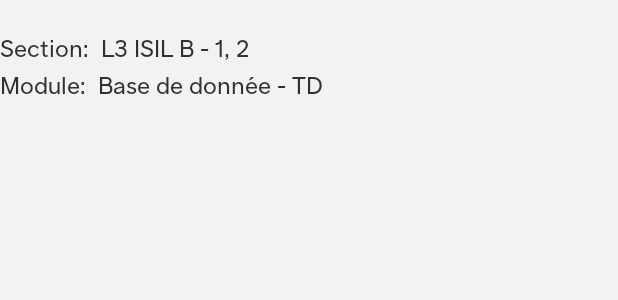
After one commit to abderrahmane-salmi/Studynet, an Android app: the layout layout_assignment.xml on its own in the app's theme, with its tools: preview values and no code run, on a phone screen of 412 x 824 dp. The commit adds this screen. Shown: the top 300 px of the screen. Run offline under Robolectric (Android 15) with nearby library versions, the phone set to English and light mode, and no system bars.

Commit message:
Assignment layout + adapter.

```diff
--- /dev/null
+++ b/app/src/main/res/layout/layout_assignment.xml
@@ -0,0 +1,115 @@
+<?xml version="1.0" encoding="utf-8"?>
+<androidx.constraintlayout.widget.ConstraintLayout
+    xmlns:android="http://schemas.android.com/apk/res/android"
+    xmlns:app="http://schemas.android.com/apk/res-auto"
+    xmlns:tools="http://schemas.android.com/tools"
+    android:layout_width="match_parent"
+    android:layout_height="match_parent"
+    android:paddingTop="20dp"
+    android:paddingBottom="20dp">
+
+<!--    Section-->
+    <TextView
+        android:id="@+id/textView1"
+        android:layout_width="wrap_content"
+        android:layout_height="wrap_content"
+        android:fontFamily="@font/tabularasa_regular"
+        android:text="@string/section1"
+        android:textColor="@color/primary_text_color"
+        android:textSize="16sp"
+        app:layout_constraintStart_toStartOf="parent"
+        app:layout_constraintTop_toTopOf="parent" />
+
+    <TextView
+        android:id="@+id/txtSection"
+        android:layout_width="wrap_content"
+        android:layout_height="wrap_content"
+        android:layout_marginStart="8dp"
+        android:fontFamily="@font/tabularasa_regular"
+        android:text="L3 ISIL B"
+        android:textColor="@color/primary_text_color"
+        android:textSize="16sp"
+        app:layout_constraintBottom_toBottomOf="@+id/textView1"
+        app:layout_constraintStart_toEndOf="@+id/textView1"
+        app:layout_constraintTop_toTopOf="@+id/textView1" />
+
+    <TextView
+        android:id="@+id/textView9"
+        android:layout_width="wrap_content"
+        android:layout_height="wrap_content"
+        android:fontFamily="@font/tabularasa_regular"
+        android:text=" - "
+        android:textColor="@color/primary_text_color"
+        android:textSize="16sp"
+        app:layout_constraintBottom_toBottomOf="@+id/txtSection"
+        app:layout_constraintStart_toEndOf="@+id/txtSection"
+        app:layout_constraintTop_toTopOf="@+id/txtSection" />
+
+    <TextView
+        android:id="@+id/txtGroups"
+        android:layout_width="wrap_content"
+        android:layout_height="wrap_content"
+        android:layout_marginEnd="16dp"
+        android:fontFamily="@font/tabularasa_regular"
+        android:text="1, 2"
+        android:textColor="@color/primary_text_color"
+        android:textSize="16sp"
+        app:layout_constraintBottom_toBottomOf="@+id/textView9"
+        app:layout_constraintEnd_toEndOf="parent"
+        app:layout_constraintHorizontal_bias="0.0"
+        app:layout_constraintStart_toEndOf="@+id/textView9"
+        app:layout_constraintTop_toTopOf="@+id/textView9" />
+
+<!--    Module-->
+    <TextView
+        android:id="@+id/textView2"
+        android:layout_width="wrap_content"
+        android:layout_height="wrap_content"
+        android:fontFamily="@font/tabularasa_regular"
+        android:text="@string/module2"
+        android:textColor="@color/primary_text_color"
+        android:textSize="16sp"
+        app:layout_constraintStart_toStartOf="parent"
+        app:layout_constraintTop_toBottomOf="@id/textView1"/>
+
+    <TextView
+        android:id="@+id/txtModuleName"
+        android:layout_width="wrap_content"
+        android:layout_height="wrap_content"
+        android:layout_marginStart="8dp"
+        android:fontFamily="@font/tabularasa_regular"
+        android:text="Base de donnée"
+        android:textColor="@color/primary_text_color"
+        android:textSize="16sp"
+        app:layout_constraintBottom_toBottomOf="@+id/textView2"
+        app:layout_constraintStart_toEndOf="@+id/textView2"
+        app:layout_constraintTop_toTopOf="@+id/textView2" />
+
+    <TextView
+        android:id="@+id/textView8"
+        android:layout_width="wrap_content"
+        android:layout_height="wrap_content"
+        android:fontFamily="@font/tabularasa_regular"
+        android:text=" - "
+        android:textColor="@color/primary_text_color"
+        android:textSize="16sp"
+        app:layout_constraintBottom_toBottomOf="@+id/txtModuleName"
+        app:layout_constraintStart_toEndOf="@+id/txtModuleName"
+        app:layout_constraintTop_toTopOf="@+id/txtModuleName" />
+
+    <TextView
+        android:id="@+id/txtModuleTypes"
+        android:layout_width="wrap_content"
+        android:layout_height="wrap_content"
+        android:layout_marginEnd="16dp"
+        android:fontFamily="@font/tabularasa_regular"
+        android:text="TD"
+        android:textColor="@color/primary_text_color"
+        android:textSize="16sp"
+        app:layout_constraintBottom_toBottomOf="@+id/textView8"
+        app:layout_constraintEnd_toEndOf="parent"
+        app:layout_constraintHorizontal_bias="0.0"
+        app:layout_constraintStart_toEndOf="@+id/textView8"
+        app:layout_constraintTop_toTopOf="@+id/textView8" />
+
+</androidx.constraintlayout.widget.ConstraintLayout>
--- a/app/src/main/res/values/strings.xml
+++ b/app/src/main/res/values/strings.xml
@@ -158,4 +158,5 @@
     <string name="back">Back</string>
     <string name="select_section">Select Sections</string>
     <string name="no_sections_selected_msg">No sections are selected</string>
+    <string name="module2">Module:</string>
 </resources>
```
Also changed, not shown: app/src/main/java/com/salmi/bouchelaghem/studynet/Activities/LoginActivity.java (+11 -8 lines), app/src/main/java/com/salmi/bouchelaghem/studynet/Adapters/AssignmentsAdapter.java (added, +76 -0 lines), app/src/main/java/com/salmi/bouchelaghem/studynet/Adapters/SessionsAdapter.java (+2 -6 lines).
